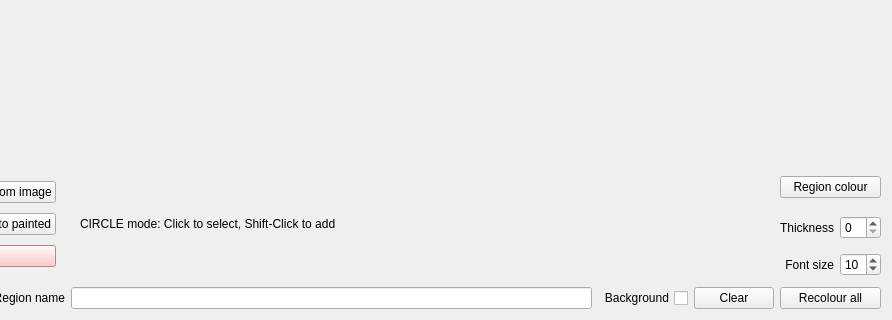
The window that src/pcot/assets/tabmultidot.ui (AU-ExoMars/PCOT) describes before a commit, drawn with Qt 5; both pictures show x 221 to 1113 and y 371 to 691 of the 1113 by 691 pixel window.
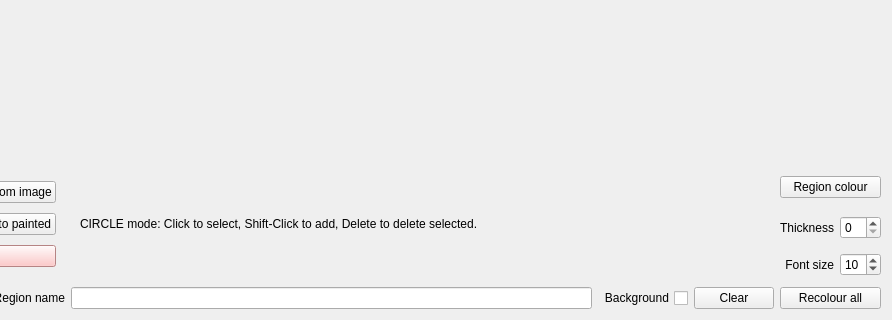
The same window after the commit. The open tabs and pages were chosen to show the change. Custom widgets are drawn as their Qt base class.

Commit message: Help for multidot deletion, and correction of bad widget layout in canvas.py

```diff
--- a/src/pcot/assets/tabmultidot.ui
+++ b/src/pcot/assets/tabmultidot.ui
@@ -193,7 +193,7 @@
           </sizepolicy>
          </property>
          <property name="text">
-          <string>CIRCLE mode: Click to select, Shift-Click to add</string>
+          <string>CIRCLE mode: Click to select, Shift-Click to add, Delete to delete selected.</string>
          </property>
         </widget>
        </item>
```
Left out of the diff: 4 changed lines with no effect on the pictures. The commit also changes 2 other files.
